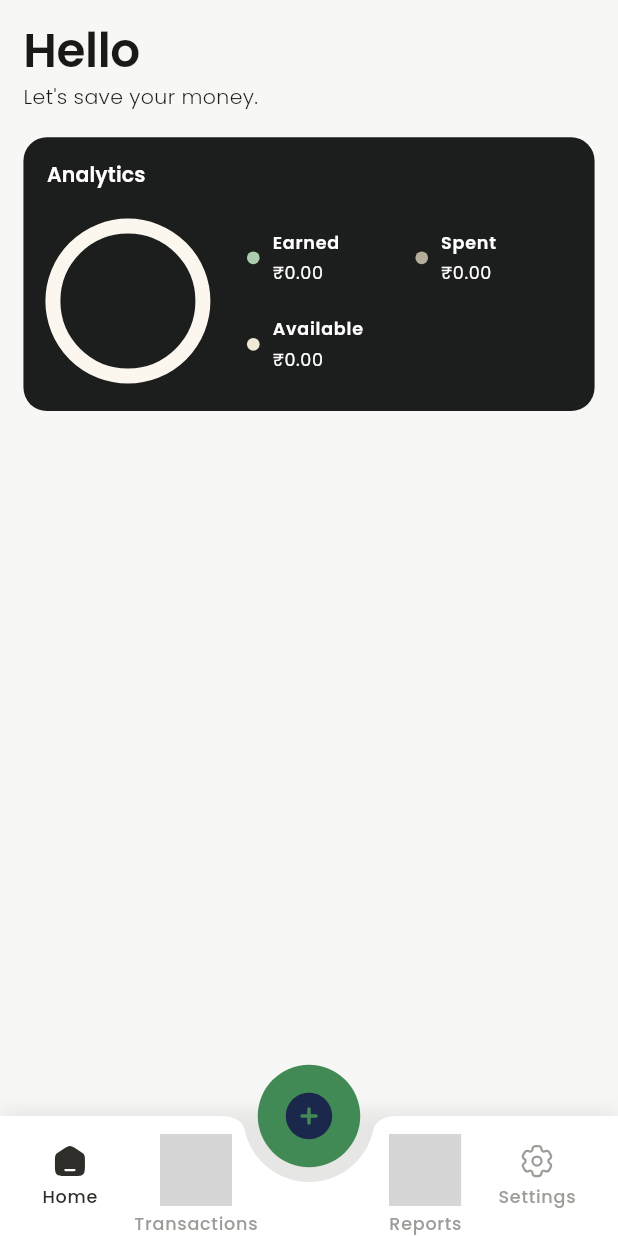
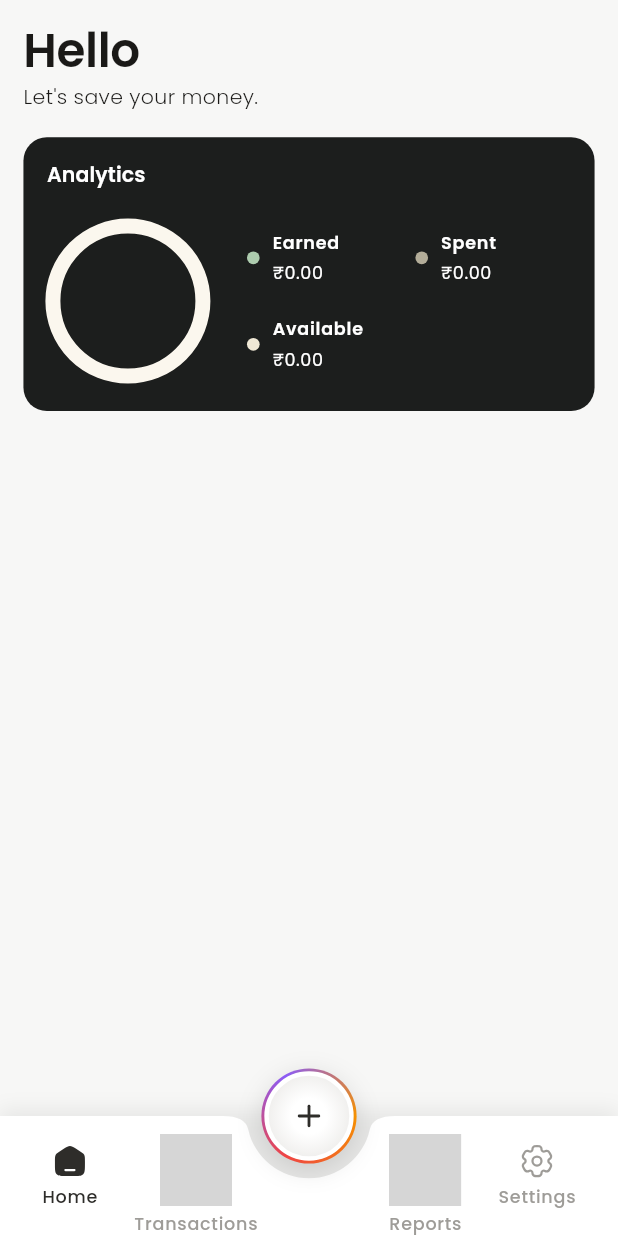
Before and after one commit to shubham24680/FinPal, a Flutter app: the HomeScreen screen opened by its route, on a phone screen of 412 x 824 dp. Run offline on Flutter 3.47's test engine with Material 3 defaults, Android fonts, the phone set to English and light mode, and no system bars; drawn by our look-alikes of fl_chart; our stand-ins replace dio, flutter_markdown_plus, flutter_riverpod, flutter_screenutil, flutter_secure_storage, flutter_svg and 8 more; accounts and stored records are empty; grey boxes are pictures that could not be loaded.

Commit message:
changed bottom nav bar.

```diff
--- a/lib/core/customs/container.dart
+++ b/lib/core/customs/container.dart
@@ -18,6 +18,7 @@ class CustomContainer extends StatefulWidget {
     this.height,
     this.width,
     this.alignment,
+    this.gradient,
   });
 
   final Widget? child;
@@ -35,6 +36,7 @@ class CustomContainer extends StatefulWidget {
   final double? height;
   final double? width;
   final AlignmentGeometry? alignment;
+  final Gradient? gradient;
 
   @override
   State<CustomContainer> createState() => _CustomContainerState();
@@ -46,6 +48,15 @@ class _CustomContainerState extends State<CustomContainer> {
     final defaultBorderRadius =
         widget.borderRadius ?? BorderRadius.circular(16.r);
     final defaultPadding = widget.padding ?? EdgeInsets.all(16.r);
+    final defaultShadow =
+        widget.shadow ??
+        [
+          BoxShadow(
+            color: Colors.black.withAlpha(10),
+            blurRadius: 10,
+            offset: const Offset(0, 4),
+          ),
+        ];
     final image = widget.image;
 
     final container = Container(
@@ -62,17 +73,8 @@ class _CustomContainerState extends State<CustomContainer> {
         color: widget.backgroundColor ?? context.colors.surface,
         borderRadius: defaultBorderRadius,
         border: widget.border,
-        boxShadow:
-            widget.showShadow
-                ? widget.shadow ??
-                    [
-                      BoxShadow(
-                        color: Colors.black.withAlpha(10),
-                        blurRadius: 10,
-                        offset: const Offset(0, 4),
-                      ),
-                    ]
-                : null,
+        boxShadow: widget.showShadow ? defaultShadow : null,
+        gradient: widget.gradient
       ),
       child: widget.child,
     );
--- a/lib/features/home/home.dart
+++ b/lib/features/home/home.dart
@@ -4,3 +4,4 @@ export 'data/notifiers/home_provider.dart';
 
 export 'presentation/screens/home_screen.dart';
 export 'presentation/widgets/bottom_nav_bar.dart';
+export 'presentation/widgets/animated_fab.dart';
--- a/lib/features/home/presentation/screens/home_screen.dart
+++ b/lib/features/home/presentation/screens/home_screen.dart
@@ -14,19 +14,8 @@ class HomeScreen extends ConsumerWidget {
         children: HomeConstants.navigationBar.map((e) => e.page).toList(),
       ),
       floatingActionButtonLocation: FloatingActionButtonLocation.centerDocked,
-      // floatingActionButton: BottomNavBar(),
-      floatingActionButton: _buildFloatingActionButton(context),
+      floatingActionButton: const AnimatedFab(),
       bottomNavigationBar: _bottomNavigationBar(context, ref, navIndex),
-    );
-  }
-
-  Widget _buildFloatingActionButton(BuildContext context) {
-    return CustomContainer(
-      height: 70.spMin,
-      width: 70.spMin,
-      borderRadius: BorderRadius.circular(1000.r),
-      backgroundColor: context.colors.primary,
-      child: CustomImage(imageUrl: AppSvgs.add2, imageType: ImageType.svgLocal),
     );
   }
 
--- /dev/null
+++ b/lib/features/home/presentation/widgets/animated_fab.dart
@@ -0,0 +1,50 @@
+import 'package:finpal/app/app.dart';
+
+class AnimatedFab extends StatelessWidget {
+  const AnimatedFab({super.key});
+
+  @override
+  Widget build(BuildContext context) {
+    final isDark = context.isDarkMode;
+    final borderGradient = SweepGradient(
+      colors: [
+        isDark ? AppColors.accent700 : AppColors.accent500,
+        isDark ? AppColors.error700 : AppColors.error500,
+        isDark ? AppColors.purple700 : AppColors.purple500,
+        isDark ? AppColors.accent700 : AppColors.accent500,
+      ],
+    );
+
+    return CustomContainer(
+      onTap: () => context.push(AppRoutesPath.addAmount.path),
+      height: 65.spMin,
+      width: 65.spMin,
+      borderRadius: BorderRadius.circular(1000.r),
+      gradient: borderGradient,
+      padding: EdgeInsets.all(2.r),
+      showShadow: true,
+      shadow: [
+        BoxShadow(
+          color: context.colors.shadow.withAlpha(35),
+          blurRadius: 14,
+          offset: const Offset(0, 4),
+        ),
+      ],
+      child: CustomContainer(
+        borderRadius: BorderRadius.circular(1000.r),
+        border: Border.all(color: context.colors.surface, width: 3.r),
+        gradient: RadialGradient(
+          colors: [context.colors.surface, context.colors.outlineVariant],
+          stops: [0.4, 1.0],
+        ),
+        child: CustomImage(
+          imageUrl: AppSvgs.add2,
+          imageType: ImageType.svgLocal,
+          height: 24.spMin,
+          width: 24.spMin,
+          color: context.colors.inverseSurface,
+        ),
+      ),
+    );
+  }
+}
```
Also changed, not shown: assets/lotties/wave_animation.json (added, +1 -0 lines), assets/svgs/add_item2.svg.
